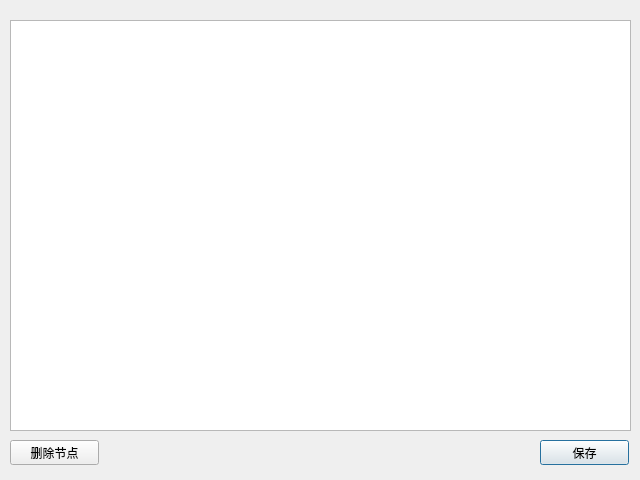
Above: funceditor.ui from SingingRivulet/meshlang before the change. Below: the same form after it.
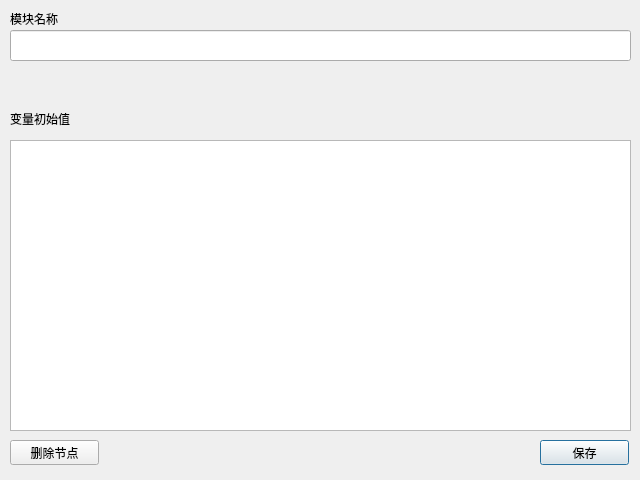
That is the form after the change.

What changed in the file:
```diff
--- a/funceditor.ui
+++ b/funceditor.ui
@@ -17,9 +17,9 @@
    <property name="geometry">
     <rect>
      <x>10</x>
-     <y>20</y>
+     <y>140</y>
      <width>621</width>
-     <height>411</height>
+     <height>291</height>
     </rect>
    </property>
   </widget>
@@ -49,6 +49,42 @@
     <string>删除节点</string>
    </property>
   </widget>
+  <widget class="QLabel" name="label">
+   <property name="geometry">
+    <rect>
+     <x>10</x>
+     <y>110</y>
+     <width>171</width>
+     <height>17</height>
+    </rect>
+   </property>
+   <property name="text">
+    <string>变量初始值</string>
+   </property>
+  </widget>
+  <widget class="QLineEdit" name="moduleName">
+   <property name="geometry">
+    <rect>
+     <x>10</x>
+     <y>30</y>
+     <width>621</width>
+     <height>31</height>
+    </rect>
+   </property>
+  </widget>
+  <widget class="QLabel" name="label_2">
+   <property name="geometry">
+    <rect>
+     <x>10</x>
+     <y>10</y>
+     <width>67</width>
+     <height>17</height>
+    </rect>
+   </property>
+   <property name="text">
+    <string>模块名称</string>
+   </property>
+  </widget>
  </widget>
  <resources/>
  <connections/>
```
